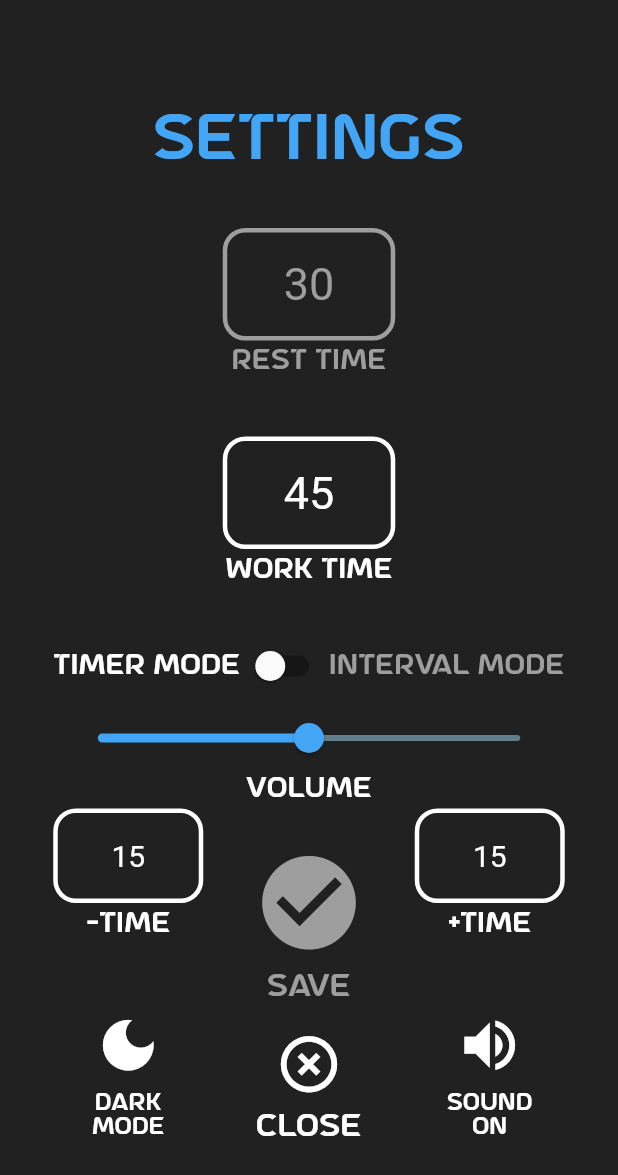
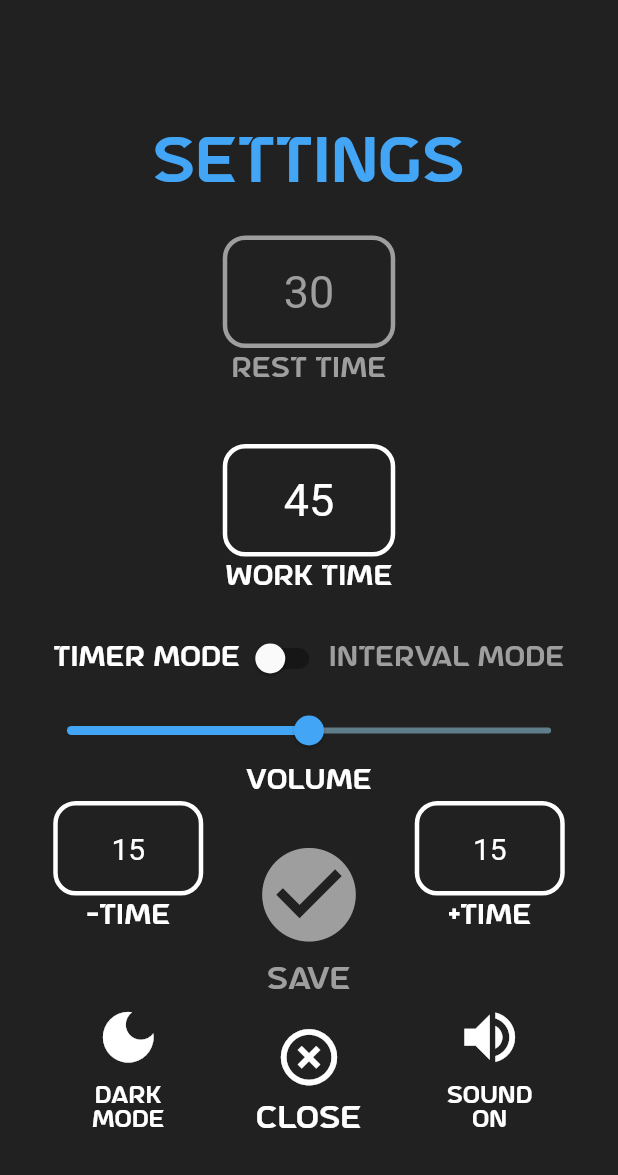
Before and after one commit to Hieroglyphical4/hiit-time, a Flutter app: the SettingsMenu screen opened directly, on a phone screen of 412 x 824 dp. Shown: the top 1175 px of the screen. Run offline on Flutter 3.47's test engine with Material 2 defaults, Android fonts, the phone set to English and light mode, and no system bars; our stand-ins replace audioplayers, native_device_orientation, wakelock; missing offline and left inert: hiit.time; statements that could not run were skipped.

```diff
--- a/lib/settings_menu.dart
+++ b/lib/settings_menu.dart
@@ -171,7 +171,7 @@ class _SettingsMenuState extends State<SettingsMenu> {
                   Column(
                     mainAxisAlignment: MainAxisAlignment.start,
                     children: [
-                      const SizedBox(height: 25),
+                      const SizedBox(height: 35),
                       ////////////////////////////////
                       // Settings Text Header      ///
                       ////////////////////////////////
@@ -188,7 +188,7 @@ class _SettingsMenuState extends State<SettingsMenu> {
                                 textAlign: TextAlign.center),
                           )),
 
-                      const SizedBox(height: 30),
+                      const SizedBox(height: 20),
 
                       ///////////////////////////
                       // Rest and Work Settings
@@ -375,7 +375,7 @@ class _SettingsMenuState extends State<SettingsMenu> {
                       ////////////////////////////////
                       // Spacer between switch and timer settings
                       ////////////////////////////////
-                      const SizedBox(height: 30),
+                      const SizedBox(height: 20),
 
                       //////////////////////////////
                       // Timer and Interval Switch
@@ -416,7 +416,7 @@ class _SettingsMenuState extends State<SettingsMenu> {
                       // Volume Slider
                       /////////////////
                       appMuted
-                          ? const SizedBox(height: 65)
+                          ? const SizedBox(height: 68)
                           : Column(
                             children: [
                               SliderTheme(
@@ -429,7 +429,7 @@ class _SettingsMenuState extends State<SettingsMenu> {
                                   inactiveTrackColor: secondaryAccentColor,
                                 ),
                                 child: FractionallySizedBox(
-                                  widthFactor: .8,
+                                  widthFactor: .9,
                                     child: Slider(
                                       value: setVolume,
                                       onChanged: (newValue) {
```
Also changed, not shown: lib/countdown_progress_indicator.dart (+55 -28 lines), 1 other file.
